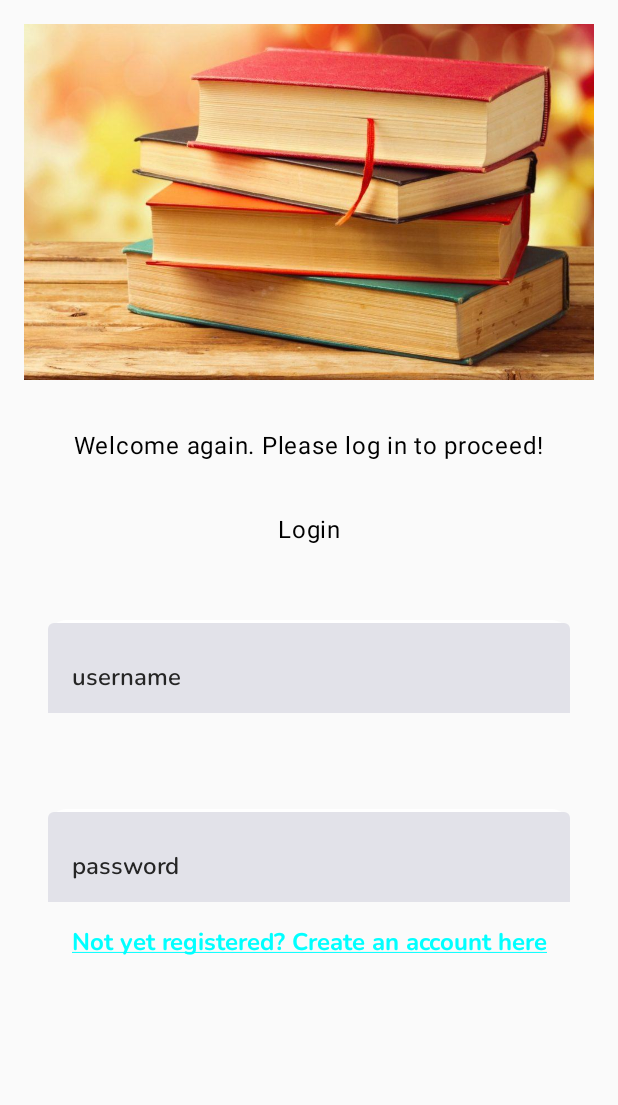
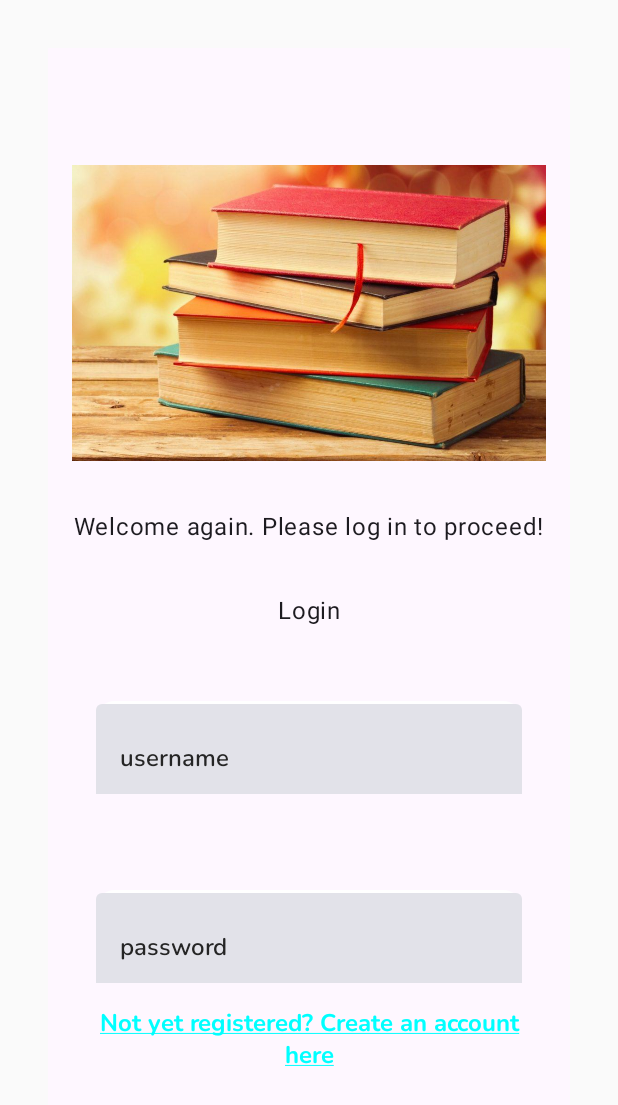
Before and after one commit to aluoch-dev/book-ish, an Android app built with Jetpack Compose: the screen it shows after launch (BookishActivity), on a phone screen of 412 x 824 dp. Shown: the top 1105 px of the screen. Run offline under Robolectric (Android 15) with nearby library versions, the phone set to English and light mode, and no system bars; our stand-ins replace Dagger/Hilt's generated code.

Commit message:
update screen modifiers

```diff
--- a/app/src/main/kotlin/com/bookish/BookishActivity.kt
+++ b/app/src/main/kotlin/com/bookish/BookishActivity.kt
@@ -4,8 +4,10 @@ package com.bookish
 import android.os.Bundle
 import androidx.activity.ComponentActivity
 import androidx.activity.compose.setContent
+import androidx.compose.foundation.background
 import androidx.compose.foundation.layout.fillMaxSize
 import androidx.compose.material3.MaterialTheme
+import androidx.compose.material3.NavigationBar
 import androidx.compose.material3.Surface
 import androidx.compose.material3.Text
 import androidx.compose.runtime.Composable
@@ -14,6 +16,8 @@ import androidx.compose.ui.tooling.preview.Preview
 import androidx.core.view.WindowCompat
 import com.bookish.app.presentation.BookishApp
 import com.bookish.app.ui.theme.BookishTheme
+import com.bookish.app.ui.theme.primaryCharcoal
+import com.bookish.app.ui.theme.screenModifier
 
 class BookishActivity : ComponentActivity() {
     override fun onCreate(savedInstanceState: Bundle?) {
@@ -21,9 +25,14 @@ class BookishActivity : ComponentActivity() {
 
         WindowCompat.setDecorFitsSystemWindows(window, false)
         setContent {
-            BookishTheme {
-                BookishApp()
+            Surface (
+                modifier = screenModifier
+            ){
+                BookishTheme {
+                    BookishApp()
+                }
             }
+
         }
     }
 }
--- a/app/src/main/kotlin/com/bookish/app/presentation/BookishApp.kt
+++ b/app/src/main/kotlin/com/bookish/app/presentation/BookishApp.kt
@@ -1,7 +1,10 @@
 package com.bookish.app.presentation
 
 import android.app.Activity
+import androidx.compose.foundation.background
+import androidx.compose.material3.NavigationBar
 import androidx.compose.runtime.Composable
+import androidx.compose.ui.Modifier
 import androidx.compose.ui.platform.LocalContext
 import androidx.navigation.NavHostController
 import androidx.navigation.compose.NavHost
@@ -9,6 +12,7 @@ import androidx.navigation.compose.composable
 import androidx.navigation.compose.rememberNavController
 import com.bookish.app.ui.home.HomeScreen
 import com.bookish.app.ui.login.Login
+import com.bookish.app.ui.theme.primaryRed
 
 @Composable
 fun BookishApp() {
--- a/app/src/main/kotlin/com/bookish/app/ui/login/Login.kt
+++ b/app/src/main/kotlin/com/bookish/app/ui/login/Login.kt
@@ -39,11 +39,12 @@ fun Login(
         )
         Spacer(modifier = Modifier.padding(16.dp))
         Text(
-            text = "Welcome again. Please log in to proceed!"
+            text = stringResource(R.string.welcome_again)
         )
         Spacer(modifier = Modifier.padding(16.dp))
         Text(
-            text = "Login")
+            text = stringResource(R.string.login)
+        )
         Spacer(modifier = Modifier.padding(16.dp))
 
         Input(
--- a/app/src/main/kotlin/com/bookish/app/ui/theme/Type.kt
+++ b/app/src/main/kotlin/com/bookish/app/ui/theme/Type.kt
@@ -1,6 +1,7 @@
 package com.bookish.app.ui.theme
 
 import androidx.compose.foundation.background
+import androidx.compose.foundation.layout.fillMaxHeight
 import androidx.compose.foundation.layout.fillMaxWidth
 import androidx.compose.foundation.layout.heightIn
 import androidx.compose.foundation.layout.padding
@@ -84,3 +85,8 @@ val inputFieldsModifiers = Modifier
     .fillMaxWidth()
     .padding(top = 2.dp)
     .heightIn(min = 60.dp)
+
+val screenModifier = Modifier
+    .fillMaxWidth()
+    .fillMaxHeight()
+    .padding(32.dp)
--- a/app/src/main/res/values/strings.xml
+++ b/app/src/main/res/values/strings.xml
@@ -2,4 +2,6 @@
     <string name="app_name">bookish</string>
     <string name="value_is_required">Field value is required!</string>
     <string name="stack_books">Stack of books</string>
+    <string name="welcome_again">Welcome again. Please log in to proceed!</string>
+    <string name="login">Login</string>
 </resources>
```
